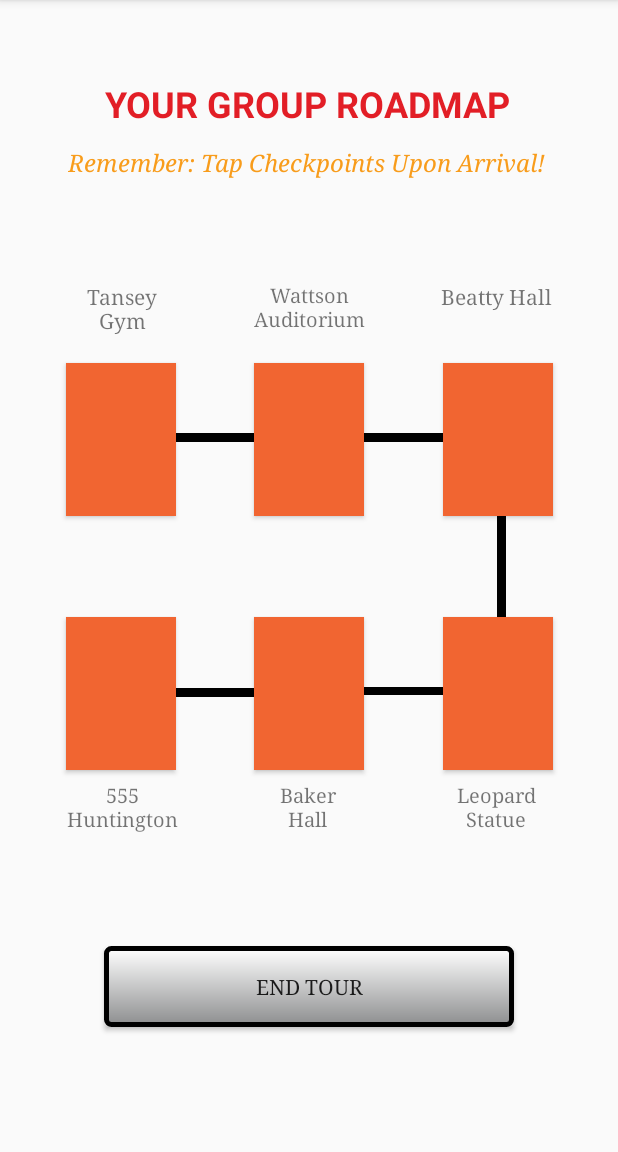
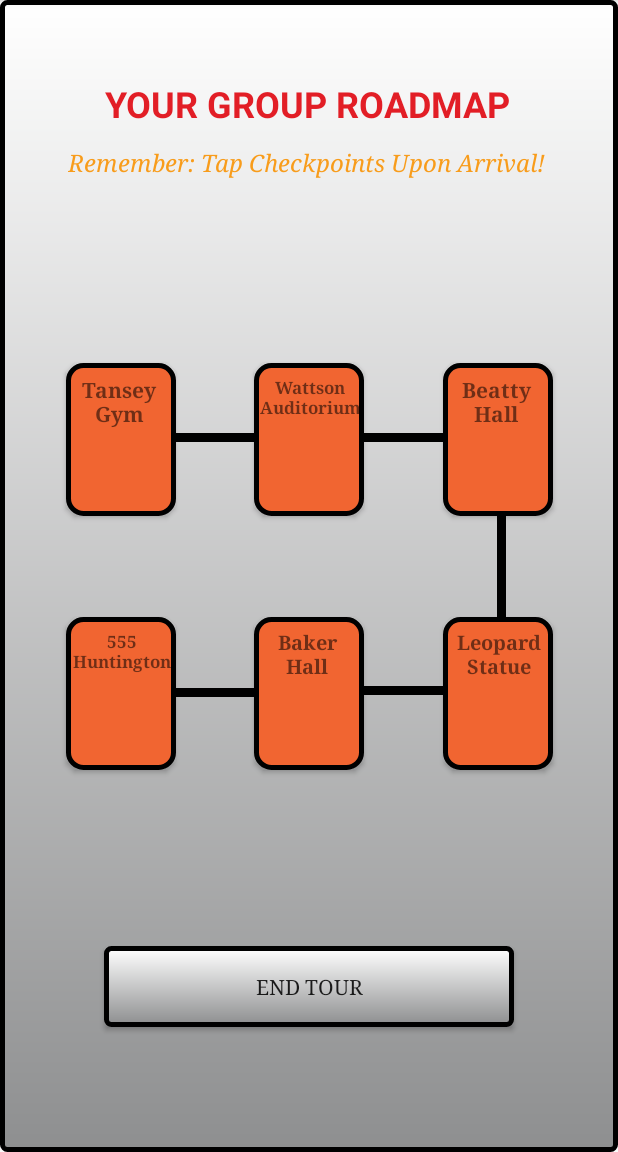
Before and after one commit to priceg/LeopardLeap, an Android app: the TourGuide_Roadmap screen opened directly, with no data from a screen before it, on a phone screen of 412 x 824 dp, the part 84-1236 px from its top. Run offline under Robolectric (Android 15) with nearby library versions, the phone set to English and light mode, and no system bars.

Commit message:
Made it look nicer
- Gonna fix the white backgrounds on the NFC buttons

- Trying to round the corners on our popup window to look nicer possibly

- I also want to make the X button in the popup nicer, playing around with stuff

```diff
--- /dev/null
+++ b/app/src/main/res/drawable/roadmap_buttons.xml
@@ -0,0 +1,23 @@
+<?xml version="1.0" encoding="utf-8"?>
+<shape xmlns:android="http://schemas.android.com/apk/res/android" android:shape="rectangle" >
+    <corners
+        android:radius="10dp"
+        />
+    <solid
+        android:color="#f16531"
+        />
+    <padding
+        android:left="0dp"
+        android:top="0dp"
+        android:right="0dp"
+        android:bottom="0dp"
+        />
+    <size
+        android:width="73dp"
+        android:height="102dp"
+        />
+    <stroke
+        android:width="3dp"
+        android:color="#000000"
+        />
+</shape>
--- a/app/src/main/res/layout/activity_directions.xml
+++ b/app/src/main/res/layout/activity_directions.xml
@@ -4,7 +4,7 @@
     xmlns:tools="http://schemas.android.com/tools"
     android:layout_width="match_parent"
     android:layout_height="match_parent"
-    android:background="#f16531"
+    android:background="@drawable/direction_background"
     tools:context=".Directions">
 
     <ImageView
--- a/app/src/main/res/layout/activity_main.xml
+++ b/app/src/main/res/layout/activity_main.xml
@@ -1,10 +1,10 @@
 <?xml version="1.0" encoding="utf-8"?>
-<android.support.constraint.ConstraintLayout
-    xmlns:android="http://schemas.android.com/apk/res/android"
+<android.support.constraint.ConstraintLayout xmlns:android="http://schemas.android.com/apk/res/android"
+    xmlns:app="http://schemas.android.com/apk/res-auto"
     xmlns:tools="http://schemas.android.com/tools"
-    xmlns:app="http://schemas.android.com/apk/res-auto"
     android:layout_width="match_parent"
     android:layout_height="match_parent"
+    android:background="@drawable/my_button_bg"
     tools:context=".MainActivity">
 
     <Button
--- a/app/src/main/res/layout/activity_tour_guide__landing.xml
+++ b/app/src/main/res/layout/activity_tour_guide__landing.xml
@@ -4,6 +4,7 @@
     xmlns:tools="http://schemas.android.com/tools"
     android:layout_width="match_parent"
     android:layout_height="match_parent"
+    android:background="@drawable/my_button_bg"
     tools:context=".Visitor_Landing">
 
     <Button
--- a/app/src/main/res/layout/activity_tour_guide__log_in.xml
+++ b/app/src/main/res/layout/activity_tour_guide__log_in.xml
@@ -9,6 +9,7 @@
     android:paddingTop="@dimen/activity_vertical_margin"
     android:paddingRight="@dimen/activity_horizontal_margin"
     android:paddingBottom="@dimen/activity_vertical_margin"
+    android:background="@drawable/my_button_bg"
     tools:context=".ui.login.TourGuide_LogIn">
 
     <EditText
--- a/app/src/main/res/layout/activity_tour_guide__roadmap.xml
+++ b/app/src/main/res/layout/activity_tour_guide__roadmap.xml
@@ -2,10 +2,11 @@
 <android.support.constraint.ConstraintLayout xmlns:android="http://schemas.android.com/apk/res/android"
     xmlns:app="http://schemas.android.com/apk/res-auto"
     xmlns:tools="http://schemas.android.com/tools"
+    android:id="@+id/rm_layout"
     android:layout_width="match_parent"
     android:layout_height="match_parent"
-    tools:context=".Visitor_Roadmap"
-    android:id="@+id/rm_layout">
+    android:background="@drawable/my_button_bg"
+    tools:context=".TourGuide_Roadmap">
 
     <ImageView
         android:id="@+id/check3"
@@ -20,9 +21,9 @@
         app:layout_constraintHorizontal_bias="0.143"
         app:layout_constraintStart_toStartOf="parent"
         app:layout_constraintTop_toTopOf="parent"
-        app:layout_constraintVertical_bias="0.372"
+        app:layout_constraintVertical_bias="0.413"
+
         app:srcCompat="@drawable/check"
-
         tools:visibility="visible" />
 
     <ImageView
@@ -38,7 +39,7 @@
         app:layout_constraintHorizontal_bias="0.853"
         app:layout_constraintStart_toStartOf="parent"
         app:layout_constraintTop_toTopOf="parent"
-        app:layout_constraintVertical_bias="0.613"
+        app:layout_constraintVertical_bias="0.648"
         app:srcCompat="@drawable/check"
         tools:visibility="visible" />
 
@@ -54,7 +55,7 @@
         app:layout_constraintEnd_toEndOf="parent"
         app:layout_constraintStart_toStartOf="parent"
         app:layout_constraintTop_toTopOf="parent"
-        app:layout_constraintVertical_bias="0.613"
+        app:layout_constraintVertical_bias="0.648"
         app:srcCompat="@drawable/check"
         tools:visibility="visible" />
 
@@ -71,7 +72,7 @@
         app:layout_constraintHorizontal_bias="0.143"
         app:layout_constraintStart_toStartOf="parent"
         app:layout_constraintTop_toTopOf="parent"
-        app:layout_constraintVertical_bias="0.613"
+        app:layout_constraintVertical_bias="0.648"
         app:srcCompat="@drawable/check"
         tools:visibility="visible" />
 
@@ -87,7 +88,7 @@
         app:layout_constraintEnd_toEndOf="parent"
         app:layout_constraintStart_toStartOf="parent"
         app:layout_constraintTop_toTopOf="parent"
-        app:layout_constraintVertical_bias="0.372"
+        app:layout_constraintVertical_bias="0.413"
         app:srcCompat="@drawable/check"
         tools:visibility="visible" />
 
@@ -104,7 +105,7 @@
         app:layout_constraintHorizontal_bias="0.853"
         app:layout_constraintStart_toStartOf="parent"
         app:layout_constraintTop_toTopOf="parent"
-        app:layout_constraintVertical_bias="0.372"
+        app:layout_constraintVertical_bias="0.413"
         app:srcCompat="@drawable/check"
         tools:visibility="visible" />
 
@@ -116,7 +117,7 @@
         android:layout_marginTop="8dp"
         android:layout_marginEnd="8dp"
         android:layout_marginBottom="8dp"
-        android:background="#f16531"
+        android:background="@drawable/roadmap_buttons"
         app:layout_constraintBottom_toBottomOf="parent"
         app:layout_constraintEnd_toEndOf="parent"
         app:layout_constraintHorizontal_bias="0.111"
@@ -132,7 +133,7 @@
         android:layout_marginTop="8dp"
         android:layout_marginEnd="8dp"
         android:layout_marginBottom="8dp"
-        android:background="#f16531"
+        android:background="@drawable/roadmap_buttons"
         app:layout_constraintBottom_toBottomOf="parent"
         app:layout_constraintEnd_toEndOf="parent"
         app:layout_constraintStart_toStartOf="parent"
@@ -147,7 +148,7 @@
         android:layout_marginTop="16dp"
         android:layout_marginEnd="8dp"
         android:layout_marginBottom="8dp"
-        android:background="#f16531"
+        android:background="@drawable/roadmap_buttons"
         app:layout_constraintBottom_toBottomOf="parent"
         app:layout_constraintEnd_toEndOf="parent"
         app:layout_constraintHorizontal_bias="0.891"
@@ -163,7 +164,7 @@
         android:layout_marginTop="8dp"
         android:layout_marginEnd="8dp"
         android:layout_marginBottom="8dp"
-        android:background="#f16531"
+        android:background="@drawable/roadmap_buttons"
         app:layout_constraintBottom_toBottomOf="parent"
         app:layout_constraintEnd_toEndOf="parent"
         app:layout_constraintHorizontal_bias="0.111"
@@ -179,7 +180,7 @@
         android:layout_marginTop="8dp"
         android:layout_marginEnd="8dp"
         android:layout_marginBottom="8dp"
-        android:background="#f16531"
+        android:background="@drawable/roadmap_buttons"
         app:layout_constraintBottom_toBottomOf="parent"
         app:layout_constraintEnd_toEndOf="parent"
         app:layout_constraintStart_toStartOf="parent"
@@ -195,7 +196,7 @@
         android:layout_marginTop="8dp"
         android:layout_marginEnd="8dp"
         android:layout_marginBottom="8dp"
-        android:background="#f16531"
+        android:background="@drawable/roadmap_buttons"
         app:layout_constraintBottom_toBottomOf="parent"
         app:layout_constraintEnd_toEndOf="parent"
         app:layout_constraintHorizontal_bias="0.891"
@@ -264,7 +265,7 @@
     <View
         android:id="@+id/view5"
         android:layout_width="120dp"
-        android:layout_height="5dp"
+        android:layout_height="6dp"
         android:layout_marginStart="8dp"
         android:layout_marginTop="8dp"
         android:layout_marginEnd="8dp"
@@ -346,33 +347,35 @@
         android:layout_marginTop="8dp"
         android:layout_marginEnd="8dp"
         android:layout_marginBottom="8dp"
+        android:elevation="5dp"
         android:fontFamily="georgia"
         android:text="Tansey Gym"
         android:textAlignment="center"
-        app:layout_constraintBottom_toTopOf="@+id/button1"
+        android:textStyle="bold"
+        app:layout_constraintBottom_toTopOf="@+id/check3"
         app:layout_constraintEnd_toEndOf="parent"
-        app:layout_constraintHorizontal_bias="0.112"
+        app:layout_constraintHorizontal_bias="0.106"
         app:layout_constraintStart_toStartOf="parent"
-        app:layout_constraintTop_toTopOf="parent"
-        app:layout_constraintVertical_bias="1.0" />
+        app:layout_constraintTop_toTopOf="@+id/button1" />
 
     <TextView
         android:id="@+id/beatty_hall"
         android:layout_width="75dp"
         android:layout_height="46dp"
         android:layout_marginStart="8dp"
-        android:layout_marginTop="172dp"
+        android:layout_marginTop="8dp"
         android:layout_marginEnd="8dp"
         android:layout_marginBottom="8dp"
+        android:elevation="5dp"
         android:fontFamily="georgia"
         android:text="Beatty Hall"
         android:textAlignment="center"
-        app:layout_constraintBottom_toTopOf="@+id/button3"
+        android:textStyle="bold"
+        app:layout_constraintBottom_toTopOf="@+id/check"
         app:layout_constraintEnd_toEndOf="parent"
         app:layout_constraintHorizontal_bias="0.89"
         app:layout_constraintStart_toStartOf="parent"
-        app:layout_constraintTop_toTopOf="parent"
-        app:layout_constraintVertical_bias="1.0" />
+        app:layout_constraintTop_toTopOf="@+id/button3" />
 
     <TextView
         android:id="@+id/wattson_auditorium"
@@ -382,15 +385,17 @@
         android:layout_marginTop="8dp"
         android:layout_marginEnd="8dp"
         android:layout_marginBottom="8dp"
+        android:elevation="5dp"
         android:fontFamily="georgia"
         android:text="Wattson Auditorium"
         android:textAlignment="center"
-        android:textSize="13sp"
-        app:layout_constraintBottom_toTopOf="@+id/button2"
+        android:textSize="11sp"
+        android:textStyle="bold"
+        app:layout_constraintBottom_toTopOf="@+id/check1"
         app:layout_constraintEnd_toEndOf="parent"
+        app:layout_constraintHorizontal_bias="0.503"
         app:layout_constraintStart_toStartOf="parent"
-        app:layout_constraintTop_toTopOf="parent"
-        app:layout_constraintVertical_bias="1.0" />
+        app:layout_constraintTop_toTopOf="@+id/button2" />
 
     <TextView
         android:id="@+id/leopard_statue"
@@ -399,17 +404,19 @@
         android:layout_marginStart="8dp"
         android:layout_marginTop="8dp"
         android:layout_marginEnd="8dp"
-        android:layout_marginBottom="180dp"
+        android:layout_marginBottom="8dp"
+        android:elevation="5dp"
         android:fontFamily="georgia"
         android:text="Leopard Statue"
         android:textAlignment="center"
         android:textSize="13sp"
-        app:layout_constraintBottom_toBottomOf="parent"
+        android:textStyle="bold"
+        app:layout_constraintBottom_toTopOf="@+id/check2"
         app:layout_constraintEnd_toEndOf="parent"
-        app:layout_constraintHorizontal_bias="0.89"
+        app:layout_constraintHorizontal_bias="0.896"
         app:layout_constraintStart_toStartOf="parent"
-        app:layout_constraintTop_toBottomOf="@+id/button6"
-        app:layout_constraintVertical_bias="0.0" />
+        app:layout_constraintTop_toTopOf="@+id/button6"
+        app:layout_constraintVertical_bias="1.0" />
 
     <TextView
         android:id="@+id/baker_hall"
@@ -419,16 +426,18 @@
         android:layout_marginTop="8dp"
         android:layout_marginEnd="8dp"
         android:layout_marginBottom="8dp"
+        android:elevation="5dp"
         android:fontFamily="georgia"
         android:text="Baker    Hall"
         android:textAlignment="center"
         android:textSize="13sp"
-        app:layout_constraintBottom_toBottomOf="parent"
+        android:textStyle="bold"
+        app:layout_constraintBottom_toTopOf="@+id/check4"
         app:layout_constraintEnd_toEndOf="parent"
         app:layout_constraintHorizontal_bias="0.496"
         app:layout_constraintStart_toStartOf="parent"
-        app:layout_constraintTop_toBottomOf="@+id/button5"
-        app:layout_constraintVertical_bias="0.0" />
+        app:layout_constraintTop_toTopOf="@+id/button5"
+        app:layout_constraintVertical_bias="1.0" />
 
     <TextView
         android:id="@+id/huntington_555"
@@ -438,30 +447,17 @@
         android:layout_marginTop="8dp"
         android:layout_marginEnd="8dp"
         android:layout_marginBottom="8dp"
+        android:elevation="5dp"
         android:fontFamily="georgia"
         android:text="555 Huntington"
         android:textAlignment="center"
-        android:textSize="13sp"
-        app:layout_constraintBottom_toBottomOf="parent"
+        android:textSize="11sp"
+        android:textStyle="bold"
+        app:layout_constraintBottom_toTopOf="@+id/check5"
         app:layout_constraintEnd_toEndOf="parent"
         app:layout_constraintHorizontal_bias="0.112"
         app:layout_constraintStart_toStartOf="parent"
-        app:layout_constraintTop_toBottomOf="@+id/button4"
-        app:layout_constraintVertical_bias="0.0" />
-
-    <TextView
-        android:id="@+id/nfc_contents"
-        android:layout_width="206dp"
-        android:layout_height="68dp"
-        android:layout_marginStart="8dp"
-        android:layout_marginTop="8dp"
-        android:layout_marginEnd="8dp"
-        app:layout_constraintBottom_toBottomOf="@+id/container"
-        app:layout_constraintEnd_toEndOf="parent"
-        app:layout_constraintHorizontal_bias="0.476"
-        app:layout_constraintStart_toStartOf="parent"
-        app:layout_constraintTop_toTopOf="@+id/container"
-        app:layout_constraintVertical_bias="0.0" />
+        app:layout_constraintTop_toTopOf="@+id/button4" />
 
 
     <FrameLayout
@@ -477,6 +473,8 @@
         app:layout_constraintHorizontal_bias="0.0"
         app:layout_constraintStart_toStartOf="parent"
         app:layout_constraintTop_toTopOf="parent"
-        app:layout_constraintVertical_bias="0.0"></FrameLayout>
+        app:layout_constraintVertical_bias="0.0">
+
+    </FrameLayout>
 
 </android.support.constraint.ConstraintLayout>
--- a/app/src/main/res/layout/activity_visitor__landing.xml
+++ b/app/src/main/res/layout/activity_visitor__landing.xml
@@ -4,6 +4,7 @@
     xmlns:tools="http://schemas.android.com/tools"
     android:layout_width="match_parent"
     android:layout_height="match_parent"
+    android:background="@drawable/my_button_bg"
     tools:context=".Visitor_Landing">
 
     <Button
```
Also changed, not shown: app/src/main/res/drawable/direction_background.xml (added, +14 -0 lines), app/src/main/res/drawable/info_background.xml (added, +14 -0 lines), app/src/main/res/layout/activity_visitor__roadmap.xml (+52 -39 lines), app/src/main/res/layout/custom_layout.xml (+9 -11 lines).
